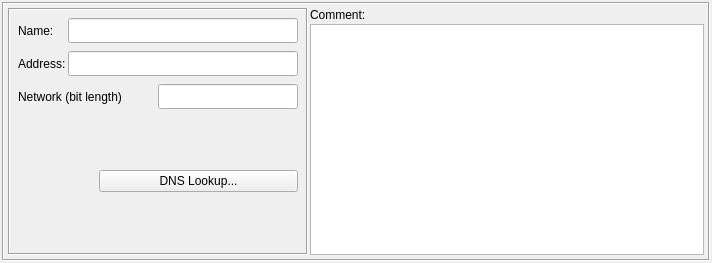
Qt form src/gui/ipv6dialog_q.ui (fwbuilder/fwbuilder) before a commit.
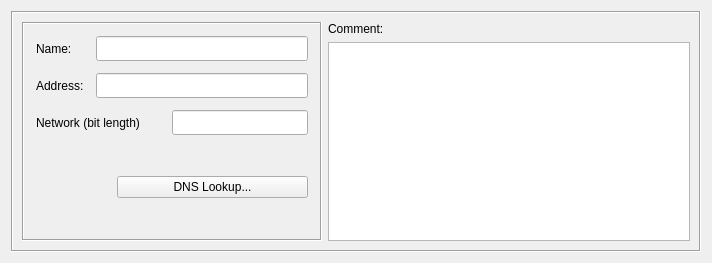
The same form after that commit.

Commit message: See #501 Finally cleaned up dialog layout for all object dialogs. Had to remove default margin and spacing in the "form setting" for each dialog

The edit to the form file:
```diff
--- a/src/gui/ipv6dialog_q.ui
+++ b/src/gui/ipv6dialog_q.ui
@@ -15,19 +15,8 @@
   <property name="windowTitle" >
    <string>IPv6</string>
   </property>
-  <layout class="QGridLayout" >
-   <property name="margin" >
-    <number>2</number>
-   </property>
-   <property name="spacing" >
-    <number>2</number>
-   </property>
+  <layout class="QGridLayout" name="gridLayout" >
    <item row="0" column="0" >
-    <layout class="QVBoxLayout" >
-     <property name="spacing" >
-      <number>2</number>
-     </property>
-     <item>
       <widget class="QFrame" name="frame7" >
        <property name="sizePolicy" >
         <sizepolicy vsizetype="Preferred" hsizetype="Preferred" >
@@ -69,11 +58,11 @@
            <enum>QFrame::Sunken</enum>
           </property>
           <layout class="QGridLayout" >
-           <property name="verticalSpacing" >
-            <number>8</number>
-           </property>
            <property name="margin" >
-            <number>8</number>
+          <number>12</number>
+         </property>
+         <property name="spacing" >
+          <number>12</number>
            </property>
            <item row="0" column="0" >
             <widget class="QLabel" name="textLabel1" >
@@ -258,10 +247,7 @@
       </widget>
      </item>
     </layout>
-   </item>
-  </layout>
  </widget>
- <layoutdefault spacing="2" margin="4" />
  <tabstops>
   <tabstop>obj_name</tabstop>
   <tabstop>address</tabstop>
```
Left out of the diff: 1 changed line with no effect on the pictures. Lines whose indentation alone changed are shown as unchanged. The commit also changes 30 other files.
